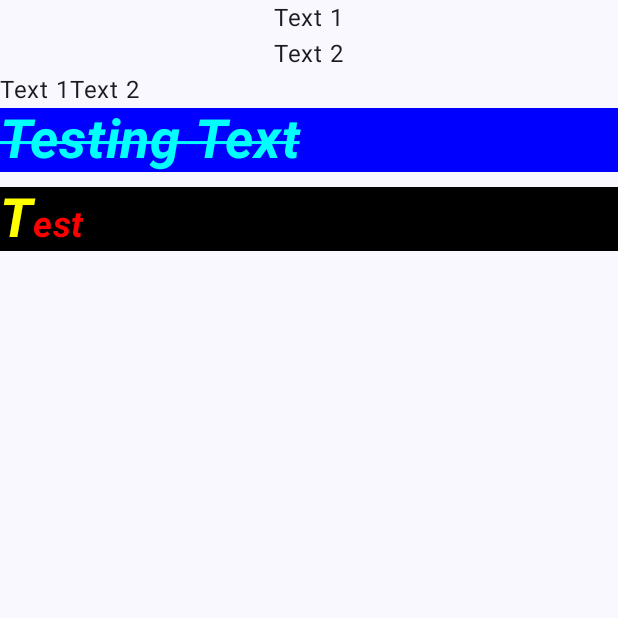
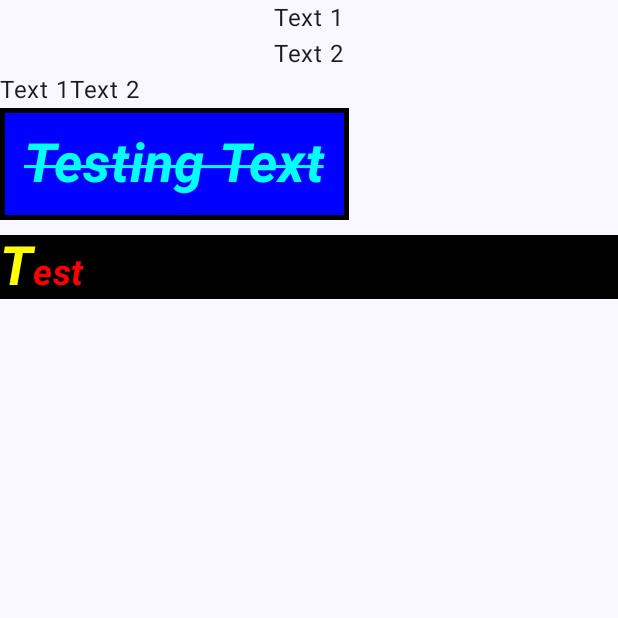
Before and after one commit to ShahramJavadi/Jetpack-Compose-, an Android app built with Jetpack Compose: the screen it shows after launch (MainActivity), on a phone screen of 412 x 824 dp, the top half of it. Run offline under Robolectric (Android 15) with nearby library versions, the phone set to English and light mode, and no system bars.

Commit message:
working with some modifiers

```diff
--- a/app/src/main/java/com/example/jetpackcompose/MainActivity.kt
+++ b/app/src/main/java/com/example/jetpackcompose/MainActivity.kt
@@ -1,10 +1,13 @@
 package com.example.jetpackcompose
 
 import android.os.Bundle
+import android.util.Log
 import androidx.activity.ComponentActivity
 import androidx.activity.compose.setContent
 import androidx.activity.enableEdgeToEdge
 import androidx.compose.foundation.background
+import androidx.compose.foundation.border
+import androidx.compose.foundation.clickable
 import androidx.compose.foundation.layout.Arrangement
 import androidx.compose.foundation.layout.Column
 import androidx.compose.foundation.layout.Row
@@ -90,8 +93,12 @@ fun CreateText() {
 
     Text(
         modifier = Modifier
-            .fillMaxWidth()
-            .background(Color.Blue),
+            .background(Color.Blue)
+            .border(3.dp, Color.Black)
+            .padding(16.dp)
+            .clickable {
+                Log.d("Jetpack Compose", "CreateText: ")
+            },
         color = Color.Cyan,
         fontSize = 36.sp,
         fontWeight = FontWeight.Bold,
```
